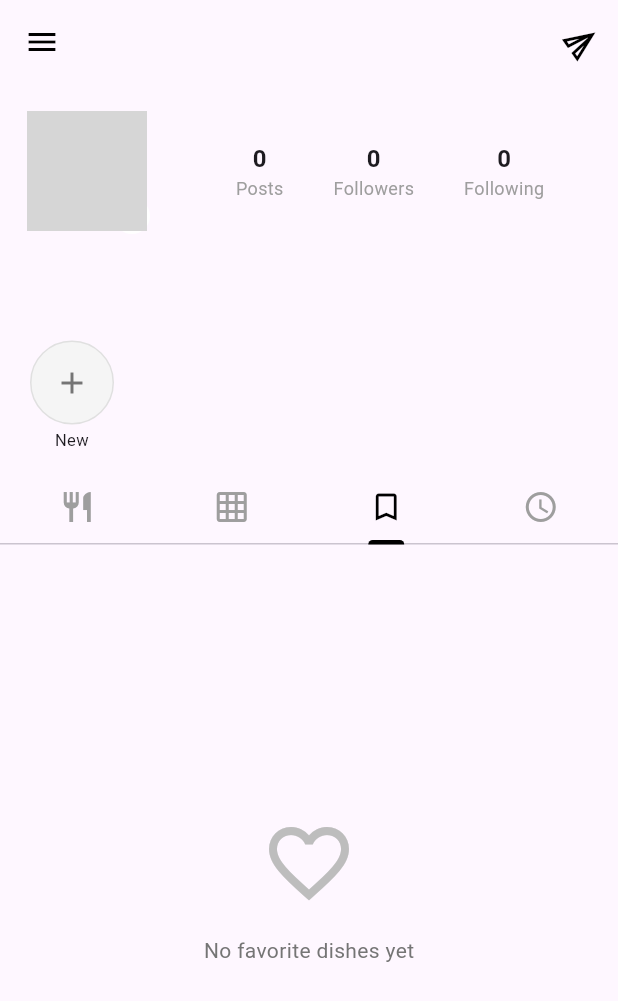
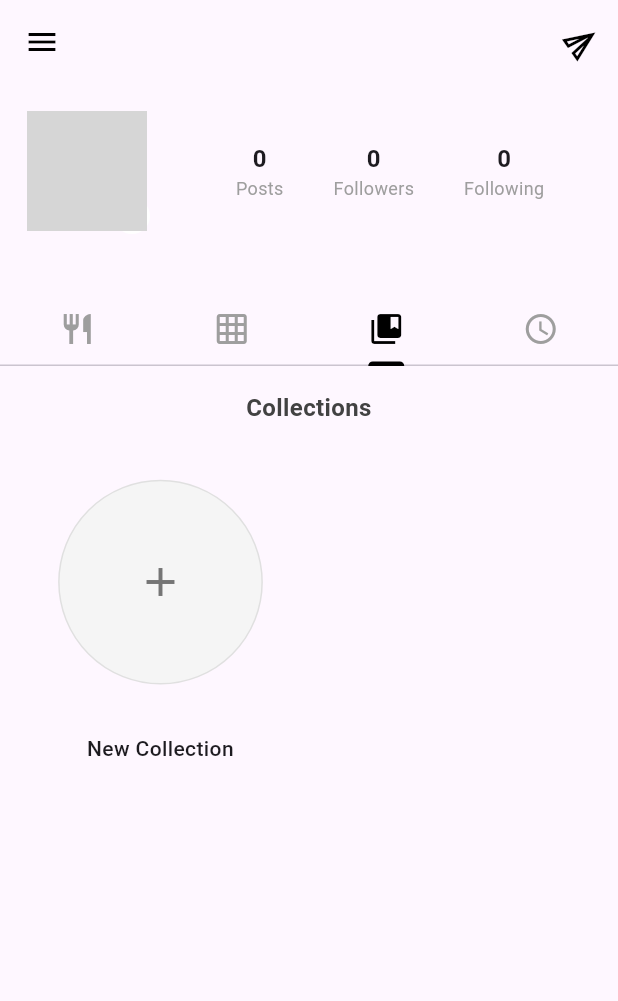
Before and after one commit to adamjweil/recipetok, a Flutter app: the ProfileScreen screen opened by its route, tab 3 chosen, on a phone screen of 412 x 824 dp. Shown: the top 1001 px of the screen. Run offline on Flutter 3.47's test engine with Material 3 defaults, Android fonts, the phone set to English and light mode, and no system bars; our stand-ins replace cached_network_image, chewie, cloud_firestore, firebase_auth, firebase_core, firebase_storage and 8 more; missing offline and left inert: video_compress; accounts and stored records are empty; network calls fail; grey boxes are pictures that could not be loaded.

Commit message:
Pinned the tabs to the top of page when users scroll down the profile page.

```diff
--- a/lib/screens/profile_screen.dart
+++ b/lib/screens/profile_screen.dart
@@ -519,9 +519,7 @@ class _ProfileScreenState extends State<ProfileScreen> with TickerProviderStateM
             headerSliverBuilder: (context, innerBoxIsScrolled) {
               return [
                 SliverToBoxAdapter(
-                  child: Column(
-                    children: [
-                      Padding(
+                  child: Padding(
                     padding: const EdgeInsets.all(16),
                     child: Column(
                       crossAxisAlignment: CrossAxisAlignment.start,
@@ -542,11 +540,10 @@ class _ProfileScreenState extends State<ProfileScreen> with TickerProviderStateM
                       ],
                     ),
                   ),
-                      VideoGroupsSection(
-                        showAddButton: isCurrentUserProfile,
-                        userId: profileUserId,
-                      ),
-                      TabBar(
+                ),
+                SliverPersistentHeader(
+                  delegate: _StickyTabBarDelegate(
+                    tabBar: TabBar(
                       controller: _tabController,
                       indicatorColor: Colors.black,
                       unselectedLabelColor: Colors.grey,
@@ -555,13 +552,13 @@ class _ProfileScreenState extends State<ProfileScreen> with TickerProviderStateM
                         const Tab(icon: Icon(Icons.restaurant)),
                         const Tab(icon: Icon(Icons.grid_on)),
                         if (isCurrentUserProfile) ...[
-                            const Tab(icon: Icon(Icons.bookmark_border)),
+                          const Tab(icon: Icon(Icons.collections_bookmark)),
                           const Tab(icon: Icon(Icons.watch_later_outlined)),
                         ],
                       ],
                     ),
-                    ],
-                  ),
+                  ),
+                  pinned: true,
                 ),
               ];
             },
@@ -604,6 +601,20 @@ class _ProfileScreenState extends State<ProfileScreen> with TickerProviderStateM
                       key: const PageStorageKey('meal_posts'),
                       physics: const AlwaysScrollableScrollPhysics(),
                       slivers: [
+                        SliverToBoxAdapter(
+                          child: Padding(
+                            padding: const EdgeInsets.symmetric(vertical: 16, horizontal: 16),
+                            child: Text(
+                              isCurrentUserProfile ? 'My Posts' : 'Posts',
+                              style: TextStyle(
+                                fontSize: 16,
+                                fontWeight: FontWeight.bold,
+                                color: Colors.grey[800],
+                              ),
+                              textAlign: TextAlign.center,
+                            ),
+                          ),
+                        ),
                         SliverPadding(
                           padding: const EdgeInsets.symmetric(horizontal: 16),
                           sliver: SliverList(
@@ -905,8 +916,24 @@ class _ProfileScreenState extends State<ProfileScreen> with TickerProviderStateM
         print('Story snapshot: ${snapshot.data?.length} stories, hasData: ${snapshot.hasData}');
 
         final hasActiveStory = snapshot.hasData && snapshot.data!.isNotEmpty;
-
-        return Stack(
+        final timeRemaining = hasActiveStory
+            ? _formatTimeRemaining(snapshot.data!.first.expiresAt)
+            : '';
+
+        return Column(
+          children: [
+            if (hasActiveStory)
+              Padding(
+                padding: const EdgeInsets.only(bottom: 4),
+                child: Text(
+                  timeRemaining,
+                  style: TextStyle(
+                    fontSize: 12,
+                    color: Colors.grey[600],
+                  ),
+                ),
+              ),
+            Stack(
               children: [
                 GestureDetector(
                   onTap: () {
@@ -975,6 +1002,8 @@ class _ProfileScreenState extends State<ProfileScreen> with TickerProviderStateM
                     ),
                   ),
               ],
+            ),
+          ],
         );
       },
     );
@@ -1100,45 +1129,15 @@ class _ProfileScreenState extends State<ProfileScreen> with TickerProviderStateM
 
   // Update the profile section where the name is displayed
   Widget _buildProfileInfo(Map<String, dynamic> userData) {
-    return StreamBuilder<List<Story>>(
-      stream: _storiesStream,
-      builder: (context, snapshot) {
-        final hasActiveStory = snapshot.hasData && snapshot.data!.isNotEmpty;
-        final timeRemaining = hasActiveStory
-            ? _formatTimeRemaining(snapshot.data!.first.expiresAt)
-            : '';
-
     return Column(
       crossAxisAlignment: CrossAxisAlignment.start,
       children: [
-            Row(
-              children: [
+        if (userData['bio'] != null && userData['bio'].toString().isNotEmpty)
           Text(
-                  userData['displayName'] ?? 'User',
-                  style: const TextStyle(
-                    fontWeight: FontWeight.bold,
-                    fontSize: 16,
-                  ),
-                ),
-                if (hasActiveStory)
-                  Text(
-                    ' $timeRemaining',
-                    style: TextStyle(
-                      fontSize: 12,
-                      color: Colors.grey[500],
-                      fontWeight: FontWeight.normal,
-                    ),
-                  ),
-              ],
-            ),
-            if (userData['bio'] != null && userData['bio'].toString().isNotEmpty)
-              Padding(
-                padding: const EdgeInsets.only(top: 4),
-                child: Text(userData['bio']),
-              ),
-          ],
-        );
-      },
+            userData['bio'],
+            style: const TextStyle(fontSize: 14),
+          ),
+      ],
     );
   }
 
@@ -1300,96 +1299,22 @@ class _ProfileScreenState extends State<ProfileScreen> with TickerProviderStateM
   }
 
   Widget _buildBookmarkedVideosGrid() {
-    final userId = FirebaseAuth.instance.currentUser?.uid;
-
-    return StreamBuilder<QuerySnapshot>(
-      stream: FirebaseFirestore.instance
-          .collection('users')
-          .doc(userId)
-          .collection('bookmarks')
-          .orderBy('createdAt', descending: true)
-          .snapshots(),
-      builder: (context, bookmarkSnapshot) {
-        if (bookmarkSnapshot.hasError) {
-          return Center(child: Text('Error: ${bookmarkSnapshot.error}'));
-        }
-
-        if (bookmarkSnapshot.connectionState == ConnectionState.waiting) {
-          return const Center(child: CircularProgressIndicator());
-        }
-
-        final bookmarks = bookmarkSnapshot.data?.docs ?? [];
-
-        if (bookmarks.isEmpty) {
-          return SizedBox(
-            height: MediaQuery.of(context).size.height * 0.3,
-            child: Center(
+    return Column(
+      children: [
+        Expanded(
+          child: SingleChildScrollView(
             child: Column(
-                mainAxisAlignment: MainAxisAlignment.center,
-                children: [
-                  Icon(Icons.favorite_border, size: 64, color: Colors.grey[400]),
-                  const SizedBox(height: 16),
-                  Text(
-                    'No favorite dishes yet',
-                    style: TextStyle(color: Colors.grey[600]),
-                  ),
-                ],
-              ),
-            ),
-          );
-        }
-
-        return StreamBuilder<List<DocumentSnapshot>>(
-          stream: Stream.fromFuture(
-            Future.wait(
-              bookmarks.map((bookmark) {
-                final bookmarkData = bookmark.data() as Map<String, dynamic>;
-                final videoId = bookmarkData['videoId'] as String;
-                return FirebaseFirestore.instance
-                    .collection('videos')
-                    .doc(videoId)
-                    .get();
-              }),
-            ),
-          ),
-          builder: (context, videoSnapshot) {
-            if (!videoSnapshot.hasData) {
-              return const Center(child: CircularProgressIndicator());
-            }
-
-            final videos = videoSnapshot.data ?? [];
-
-            return GridView.builder(
-              gridDelegate: const SliverGridDelegateWithFixedCrossAxisCount(
-                crossAxisCount: 3,
-                crossAxisSpacing: 1,
-                mainAxisSpacing: 1,
-              ),
-              itemCount: videos.length,
-              itemBuilder: (context, index) {
-                final videoData = videos[index].data() as Map<String, dynamic>?;
-                if (videoData == null) return const SizedBox();
-
-                final thumbnailUrl = videoData['thumbnailUrl'] as String?;
-
-                return GestureDetector(
-                  onTap: () {
-                    Navigator.push(
-                      context,
-                      MaterialPageRoute(
-                        builder: (context) => VideoPlayerScreen(
-                          videoData: videoData,
-                          videoId: videos[index].id,
-                        ),
-                      ),
-                    );
-                  },
-                );
-              },
-            );
-          },
-        );
-      },
+              children: [
+                // Only show VideoGroupsSection
+                VideoGroupsSection(
+                  showAddButton: isCurrentUserProfile,
+                  userId: profileUserId,
+                ),
+              ],
+            ),
+          ),
+        ),
+      ],
     );
   }
 
@@ -1531,3 +1456,29 @@ class _ProfileScreenState extends State<ProfileScreen> with TickerProviderStateM
     }
   }
 }
+
+// First, create a delegate class for the persistent header
+class _StickyTabBarDelegate extends SliverPersistentHeaderDelegate {
+  final TabBar tabBar;
+
+  _StickyTabBarDelegate({required this.tabBar});
+
+  @override
+  double get minExtent => tabBar.preferredSize.height;
+
+  @override
+  double get maxExtent => tabBar.preferredSize.height;
+
+  @override
+  Widget build(BuildContext context, double shrinkOffset, bool overlapsContent) {
+    return Container(
+      color: Theme.of(context).scaffoldBackgroundColor, // Match background color
+      child: tabBar,
+    );
+  }
+
+  @override
+  bool shouldRebuild(_StickyTabBarDelegate oldDelegate) {
+    return false;
+  }
+}
--- a/lib/widgets/video_groups_section.dart
+++ b/lib/widgets/video_groups_section.dart
@@ -29,7 +29,7 @@ class VideoGroupsSection extends StatelessWidget {
           .snapshots(),
       builder: (context, snapshot) {
         if (snapshot.hasError) {
-          return const SizedBox.shrink(); // Hide on error
+          return const SizedBox.shrink();
         }
 
         if (snapshot.connectionState == ConnectionState.waiting) {
@@ -38,18 +38,37 @@ class VideoGroupsSection extends StatelessWidget {
 
         final groups = snapshot.data?.docs ?? [];
 
-        // If there are no groups and this isn't the current user's profile, hide the section
         if (groups.isEmpty && !showAddButton) {
           return const SizedBox.shrink();
         }
 
-        return Container(
-          margin: const EdgeInsets.symmetric(vertical: 8),
-          child: SizedBox(
-            height: 80,
-            child: ListView.builder(
-              scrollDirection: Axis.horizontal,
+        return Padding(
+          padding: const EdgeInsets.symmetric(vertical: 16),
+          child: Column(
+            children: [
+              Padding(
                 padding: const EdgeInsets.symmetric(horizontal: 16),
+                child: Text(
+                  'Collections',
+                  style: TextStyle(
+                    fontSize: 16,
+                    fontWeight: FontWeight.bold,
+                    color: Colors.grey[800],
+                  ),
+                  textAlign: TextAlign.center,
+                ),
+              ),
+              const SizedBox(height: 12),
+              GridView.builder(
+                shrinkWrap: true,
+                physics: const NeverScrollableScrollPhysics(),
+                padding: const EdgeInsets.symmetric(horizontal: 16),
+                gridDelegate: const SliverGridDelegateWithFixedCrossAxisCount(
+                  crossAxisCount: 2,
+                  crossAxisSpacing: 16,
+                  mainAxisSpacing: 16,
+                  childAspectRatio: 0.85,
+                ),
                 itemCount: groups.length + (showAddButton ? 1 : 0),
                 itemBuilder: (context, index) {
                   if (index == groups.length && showAddButton) {
@@ -60,6 +79,7 @@ class VideoGroupsSection extends StatelessWidget {
                   return _buildGroupItem(context, group, groups[index].id);
                 },
               ),
+            ],
           ),
         );
       },
@@ -69,15 +89,13 @@ class VideoGroupsSection extends StatelessWidget {
   Widget _buildGroupItem(BuildContext context, Map<String, dynamic> group, String groupId) {
     return GestureDetector(
       onTap: () => _showGroupModal(context, group, groupId),
+      child: Column(
+        children: [
+          Expanded(
+            child: FractionallySizedBox(
+              widthFactor: 0.75,
+              heightFactor: 0.75,
               child: Container(
-        width: 64,
-        margin: const EdgeInsets.only(right: 8),
-        child: Column(
-          mainAxisSize: MainAxisSize.min,
-          children: [
-            Container(
-              width: 56,
-              height: 56,
                 decoration: BoxDecoration(
                   shape: BoxShape.circle,
                   border: Border.all(color: Colors.grey[300]!),
@@ -99,16 +117,20 @@ class VideoGroupsSection extends StatelessWidget {
                         ),
                 ),
               ),
-            const SizedBox(height: 2),
+            ),
+          ),
+          const SizedBox(height: 8),
           Text(
             group['name'] ?? '',
-              style: const TextStyle(fontSize: 11),
+            style: const TextStyle(
+              fontSize: 14,
+              fontWeight: FontWeight.w500,
+            ),
             maxLines: 1,
             overflow: TextOverflow.ellipsis,
             textAlign: TextAlign.center,
           ),
         ],
-        ),
       ),
     );
   }
@@ -116,30 +138,34 @@ class VideoGroupsSection extends StatelessWidget {
   Widget _buildCreateGroupButton(BuildContext context) {
     return GestureDetector(
       onTap: () => _showCreateGroupModal(context),
+      child: Column(
+        children: [
+          Expanded(
+            child: FractionallySizedBox(
+              widthFactor: 0.75,
+              heightFactor: 0.75,
               child: Container(
-        width: 64,
-        margin: const EdgeInsets.only(right: 8),
-        child: Column(
-          mainAxisSize: MainAxisSize.min,
-          children: [
-            Container(
-              width: 56,
-              height: 56,
                 decoration: BoxDecoration(
                   shape: BoxShape.circle,
+                  border: Border.all(color: Colors.grey[300]!),
                   color: Colors.grey[100],
-                border: Border.all(color: Colors.grey[300]!),
                 ),
-              child: Icon(Icons.add, color: Colors.grey[600], size: 24),
+                child: Center(
+                  child: Icon(Icons.add, color: Colors.grey[600], size: 32),
                 ),
-            const SizedBox(height: 2),
+              ),
+            ),
+          ),
+          const SizedBox(height: 8),
           const Text(
-              'New',
-              style: TextStyle(fontSize: 11),
+            'New Collection',
+            style: TextStyle(
+              fontSize: 14,
+              fontWeight: FontWeight.w500,
+            ),
             textAlign: TextAlign.center,
           ),
         ],
-        ),
       ),
     );
   }
```
Lines whose indentation alone changed are shown as unchanged.
